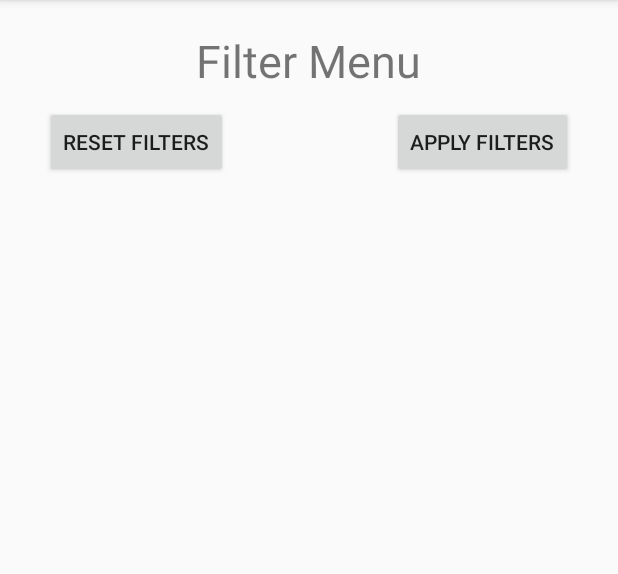
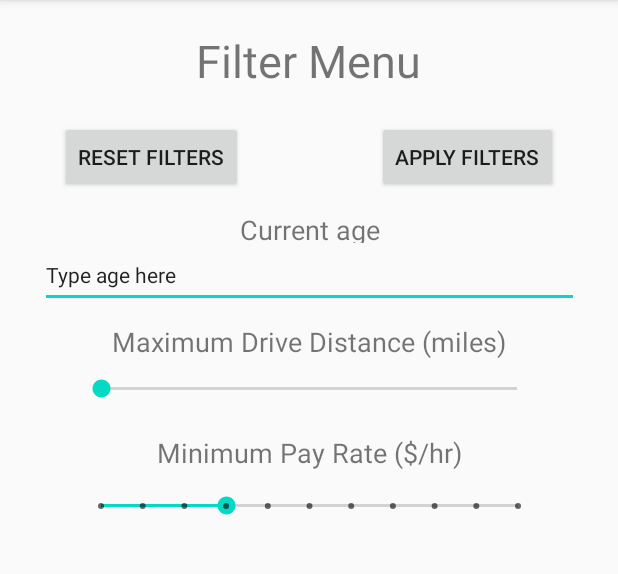
Before and after one commit to 21ahmiller/HeadStart, an Android app: the FiltrationMenu screen opened directly, with no data from a screen before it, on a phone screen of 412 x 824 dp, the part 84-658 px from its top. Run offline under Robolectric (Android 15) with nearby library versions, the phone set to English and light mode, and no system bars.

```diff
--- a/app/src/main/java/com/example/headstart/Job.java
+++ b/app/src/main/java/com/example/headstart/Job.java
@@ -9,13 +9,14 @@ public class Job {
 	private String jobTitle;
 	private String jobType;
 	private String jobDescription;
-	private Location location;
+	private Location location; // Add ADDRESS??
 	private String requirements;
 	private String skills;
 	private String schedule;
 	private String salary;
 	private String benefits;
 	private String ageMinimum;
+	private ArrayList<String> keywords;
 
 
 	//Constructors
@@ -45,6 +46,7 @@ public class Job {
 		this.salary = salary;
 		this.benefits = benefits;
 		this.ageMinimum = ageMinimum;
+		this.keywords = new ArrayList<String>();
 	}
 
 	//Methods
@@ -128,6 +130,18 @@ public class Job {
 	public void setAgeMinimum(String ageMinimum) {
 		this.ageMinimum = ageMinimum;
 	}
+
+	public ArrayList<String> getKeywords() {
+		return keywords;
+	}
+
+	public void addKeyword(String keyword) {
+		this.keywords.add(keyword);
+	}
+
+	public void removeKeyword(String keyword){
+		this.keywords.remove(keyword);
+	}
 	@Override
 	public String toString(){
 		return jobTitle + "\n" + jobType + "\n" + location.toString() + "\n" + salary + "\n" + "Requirements: \n" + requirements;
--- a/app/src/main/java/com/example/headstart/User.java
+++ b/app/src/main/java/com/example/headstart/User.java
@@ -8,7 +8,7 @@ public class User {
 
 	private String username;
 	private String password;
-	private String displayName;
+	private String displayName; // preferred personal name
 	private ArrayList<Job> jobs;
 	private Profile profile;
 
--- a/app/src/main/res/layout/activity_filtration_menu.xml
+++ b/app/src/main/res/layout/activity_filtration_menu.xml
@@ -23,8 +23,8 @@
         android:id="@+id/resetFiltersButton"
         android:layout_width="wrap_content"
         android:layout_height="wrap_content"
-        android:layout_marginStart="30dp"
-        android:layout_marginTop="10dp"
+        android:layout_marginStart="40dp"
+        android:layout_marginTop="20dp"
         android:text="@string/resetFilterStr"
         app:layout_constraintStart_toStartOf="parent"
         app:layout_constraintTop_toBottomOf="@+id/filterMenuTitle" />
@@ -33,10 +33,77 @@
         android:id="@+id/applyFiltersButton"
         android:layout_width="wrap_content"
         android:layout_height="wrap_content"
-        android:layout_marginTop="10dp"
-        android:layout_marginEnd="30dp"
+        android:layout_marginTop="20dp"
+        android:layout_marginEnd="40dp"
         android:text="@string/applyFilterStr"
         app:layout_constraintEnd_toEndOf="parent"
         app:layout_constraintTop_toBottomOf="@+id/filterMenuTitle" />
 
+    <TextView
+        android:id="@+id/textView"
+        android:layout_width="334dp"
+        android:layout_height="21dp"
+        android:layout_marginTop="80dp"
+        android:text="Current age"
+        android:textAlignment="center"
+        android:textSize="18sp"
+        app:layout_constraintEnd_toEndOf="parent"
+        app:layout_constraintStart_toStartOf="parent"
+        app:layout_constraintTop_toBottomOf="@+id/filterMenuTitle" />
+
+    <EditText
+        android:id="@+id/editText"
+        android:layout_width="359dp"
+        android:layout_height="43dp"
+        android:ems="10"
+        android:inputType="textPersonName"
+        android:text="Type age here"
+        android:textSize="14sp"
+        app:layout_constraintEnd_toEndOf="parent"
+        app:layout_constraintStart_toStartOf="parent"
+        app:layout_constraintTop_toBottomOf="@+id/textView" />
+
+    <TextView
+        android:id="@+id/textView2"
+        android:layout_width="wrap_content"
+        android:layout_height="wrap_content"
+        android:layout_marginTop="10dp"
+        android:text="Maximum Drive Distance (miles)"
+        android:textSize="18sp"
+        app:layout_constraintEnd_toEndOf="parent"
+        app:layout_constraintStart_toStartOf="parent"
+        app:layout_constraintTop_toBottomOf="@+id/editText" />
+
+    <SeekBar
+        android:id="@+id/seekBar"
+        android:layout_width="309dp"
+        android:layout_height="39dp"
+        android:max="100"
+        app:layout_constraintEnd_toEndOf="parent"
+        app:layout_constraintStart_toStartOf="parent"
+        app:layout_constraintTop_toBottomOf="@+id/textView2" />
+
+    <TextView
+        android:id="@+id/textView3"
+        android:layout_width="wrap_content"
+        android:layout_height="wrap_content"
+        android:layout_marginTop="10dp"
+        android:text="Minimum Pay Rate ($/hr)"
+        android:textSize="18sp"
+        app:layout_constraintEnd_toEndOf="parent"
+        app:layout_constraintStart_toStartOf="parent"
+        app:layout_constraintTop_toBottomOf="@+id/seekBar" />
+
+    <SeekBar
+        android:id="@+id/seekBar4"
+        style="@style/Widget.AppCompat.SeekBar.Discrete"
+        android:layout_width="310dp"
+        android:layout_height="36dp"
+        android:layout_marginTop="5dp"
+        android:max="10"
+        android:progress="3"
+        app:layout_constraintEnd_toEndOf="parent"
+        app:layout_constraintStart_toStartOf="parent"
+        app:layout_constraintTop_toBottomOf="@+id/textView3" />
+
 </androidx.constraintlayout.widget.ConstraintLayout>
```
